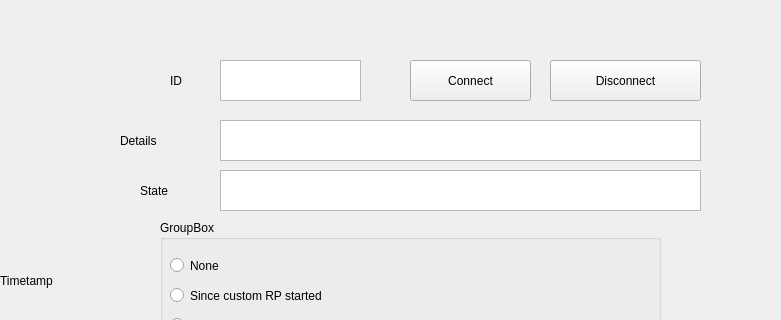
First picture: the form in src/MainWindow.ui, repository Cr4zi/Custom-Discord-Rich-Presence, before the edit; both pictures show x 180 to 961 and y 0 to 320 of the 1249 by 830 pixel window.
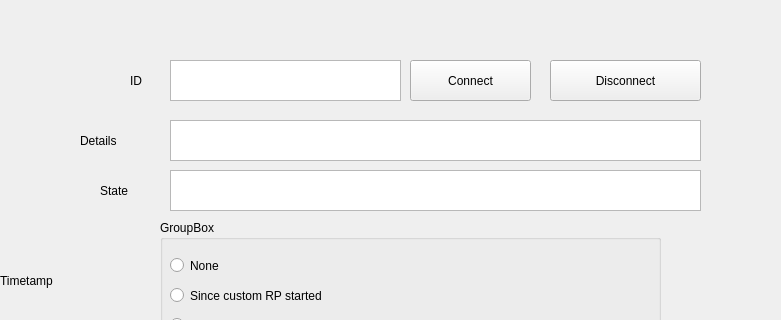
Second picture: the form after the edit.

Commit message: Redesigned the window.

```diff
--- a/src/MainWindow.ui
+++ b/src/MainWindow.ui
@@ -17,7 +17,7 @@
    <widget class="QLabel" name="ID_label">
     <property name="geometry">
      <rect>
-      <x>350</x>
+      <x>310</x>
       <y>60</y>
       <width>41</width>
       <height>41</height>
@@ -34,9 +34,9 @@
    <widget class="QTextEdit" name="ID_textInput">
     <property name="geometry">
      <rect>
-      <x>400</x>
+      <x>350</x>
       <y>60</y>
-      <width>141</width>
+      <width>231</width>
       <height>41</height>
      </rect>
     </property>
@@ -79,7 +79,7 @@
    <widget class="QLabel" name="Details_label">
     <property name="geometry">
      <rect>
-      <x>300</x>
+      <x>260</x>
       <y>120</y>
       <width>91</width>
       <height>41</height>
@@ -95,9 +95,9 @@
    <widget class="QTextEdit" name="Details_textInput">
     <property name="geometry">
      <rect>
-      <x>400</x>
+      <x>350</x>
       <y>120</y>
-      <width>481</width>
+      <width>531</width>
       <height>41</height>
      </rect>
     </property>
@@ -108,7 +108,7 @@
    <widget class="QLabel" name="State_label">
     <property name="geometry">
      <rect>
-      <x>320</x>
+      <x>280</x>
       <y>170</y>
       <width>71</width>
       <height>41</height>
@@ -124,9 +124,9 @@
    <widget class="QTextEdit" name="State_textInput">
     <property name="geometry">
      <rect>
-      <x>400</x>
+      <x>350</x>
       <y>170</y>
-      <width>481</width>
+      <width>531</width>
       <height>41</height>
      </rect>
     </property>
```
The commit also changes 1 other file.
